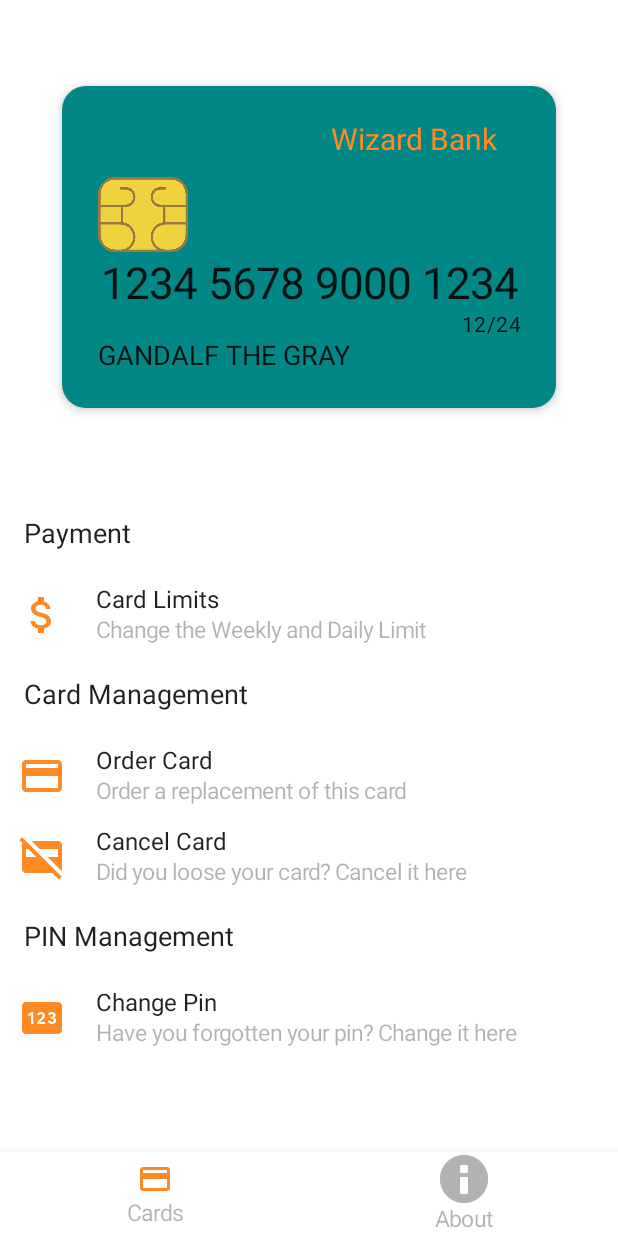
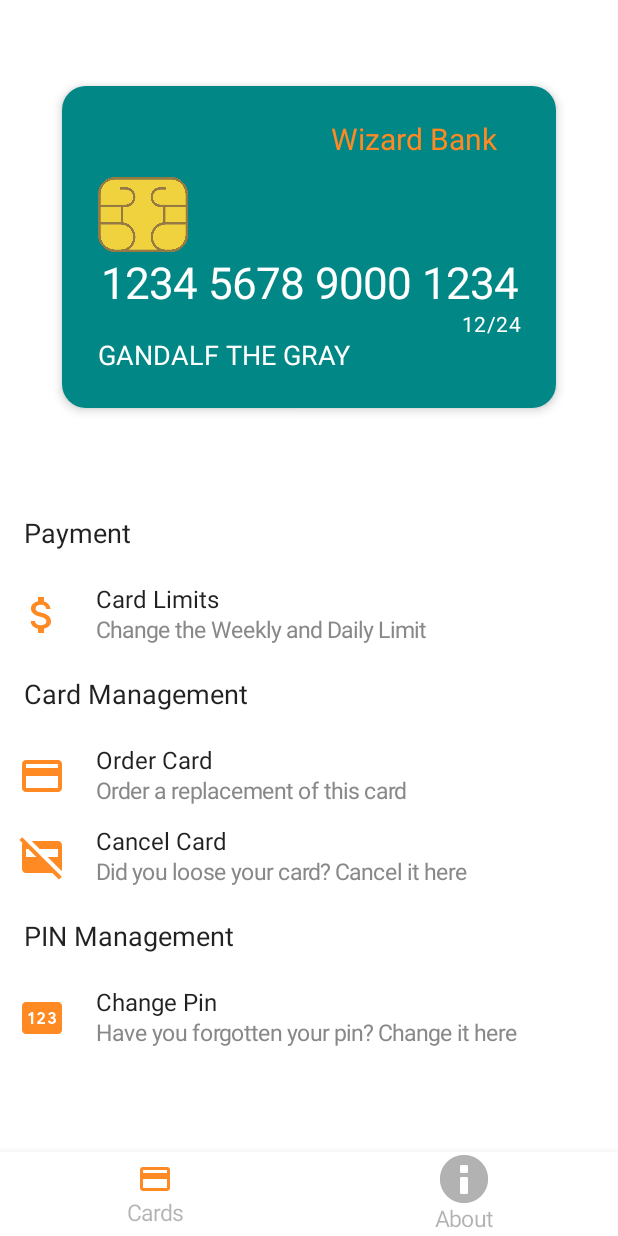
Before and after one commit to Kuruchy/MyCards, an Android app built with Jetpack Compose: the screen it shows after launch (MainActivity), on a phone screen of 412 x 824 dp. Run offline under Robolectric (Android 15) with nearby library versions, the phone set to English and light mode, and no system bars; our stand-ins replace accompanist.

Commit message:
Fix Text Colors

```diff
--- a/app/src/main/java/com/kurulabs/mycards/ui/composable/cards/BankCard.kt
+++ b/app/src/main/java/com/kurulabs/mycards/ui/composable/cards/BankCard.kt
@@ -13,6 +13,7 @@ import androidx.compose.material.Text
 import androidx.compose.runtime.Composable
 import androidx.compose.ui.Alignment
 import androidx.compose.ui.Modifier
+import androidx.compose.ui.graphics.Color
 import androidx.compose.ui.res.painterResource
 import androidx.compose.ui.text.style.TextAlign
 import androidx.compose.ui.text.style.TextOverflow
@@ -87,21 +88,21 @@ internal fun BankCard(
                     max = 30.sp,
                 ),
                 overflow = TextOverflow.Visible,
-                style = MaterialTheme.typography.body1,
+                style = MaterialTheme.typography.body1.copy(color = Color.White),
                 textAlign = TextAlign.Center
             )
             Text(
                 modifier = Modifier
                     .fillMaxWidth(),
                 text = cardData.validDate,
-                style = typography.body2,
+                style = typography.body2.copy(color = Color.White),
                 textAlign = TextAlign.End,
             )
             Text(
                 modifier = Modifier
                     .fillMaxWidth(),
                 text = cardData.owner.uppercase(Locale.getDefault()),
-                style = typography.h2,
+                style = typography.h2.copy(color = Color.White),
                 textAlign = TextAlign.Start,
             )
         }
--- a/app/src/main/java/com/kurulabs/mycards/ui/theme/Type.kt
+++ b/app/src/main/java/com/kurulabs/mycards/ui/theme/Type.kt
@@ -1,6 +1,7 @@
 package com.kurulabs.mycards.ui.theme
 
 import androidx.compose.material.Typography
+import androidx.compose.ui.graphics.Color
 import androidx.compose.ui.text.TextStyle
 import androidx.compose.ui.text.font.FontFamily
 import androidx.compose.ui.text.font.FontWeight
@@ -30,7 +31,7 @@ val typography = Typography(
     subtitle1 = TextStyle(
         fontFamily = FontFamily.Default,
         fontWeight = FontWeight.Normal,
-        color = palette.onBackground.copy(alpha = 0.3f),
+        color = Color.Gray,
         fontSize = 15.sp
     )
 )
```
Also changed, not shown: app/src/main/java/com/kurulabs/mycards/ui/composable/cards/Action.kt (+8 -1 lines).
